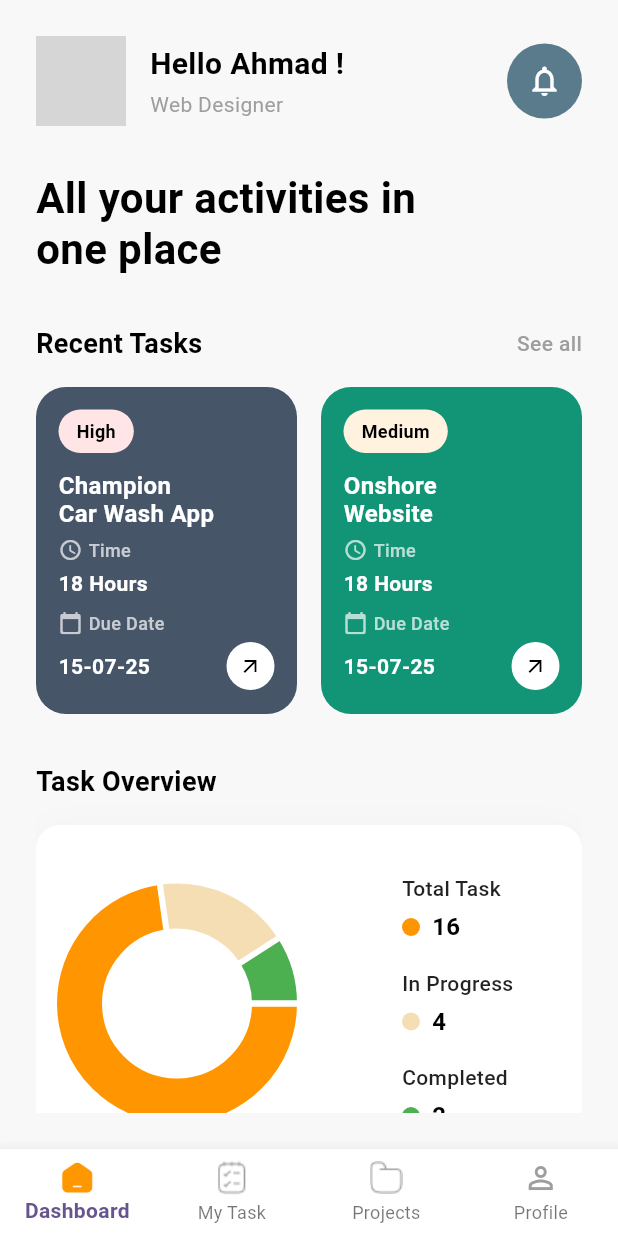
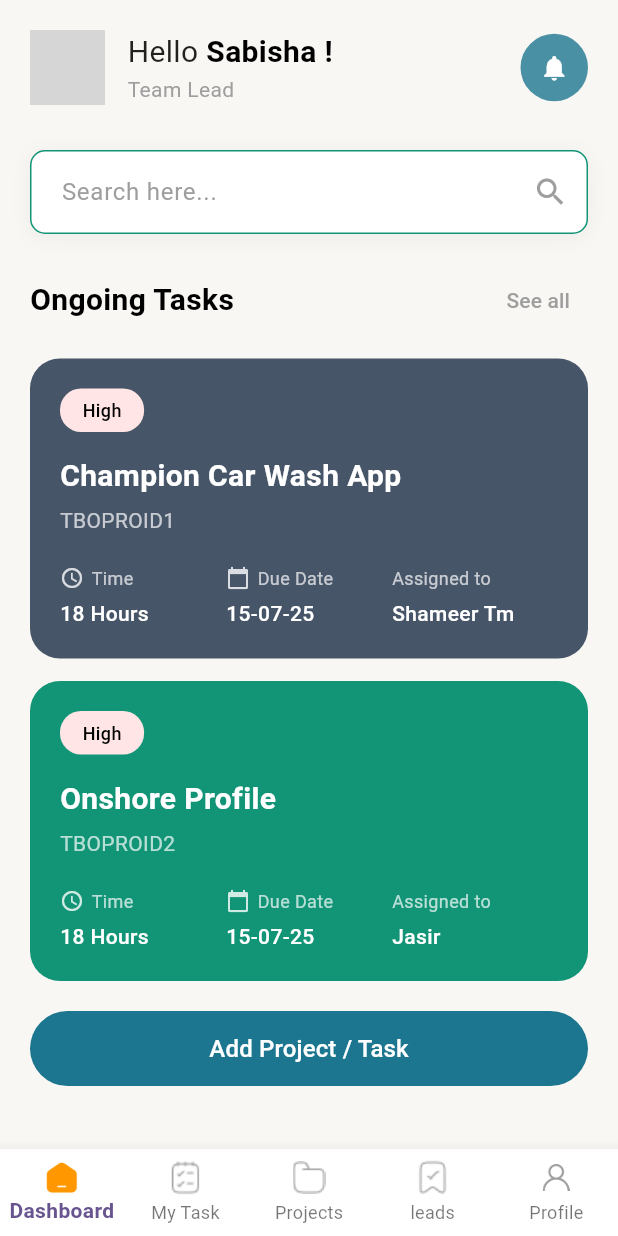
Before and after one commit to teambackoffice/tbo_app, a Flutter app: the screen it shows after launch, on a phone screen of 412 x 824 dp. Run offline on Flutter 3.47's test engine with Material 3 defaults, Android fonts, the phone set to English and light mode, and no system bars; drawn by our look-alikes of fl_chart; network calls fail; grey boxes are pictures that could not be loaded.

Commit message:
Admin Dashboard Page ui

```diff
--- a/lib/main.dart
+++ b/lib/main.dart
@@ -1,6 +1,5 @@
 import 'package:flutter/material.dart';
-import 'package:tbo_app/view/employee/bottom_navigation/bottom_navigation.dart';
-import 'package:tbo_app/view/employee/mainscreen/homepage.dart';
+import 'package:tbo_app/view/admin/bottom_navigation/bottom_navigation_admin.dart';
 
 void main() {
   runApp(const MyApp());
@@ -16,10 +15,9 @@ class MyApp extends StatelessWidget {
       debugShowCheckedModeBanner: false,
       title: 'Flutter Demo',
       theme: ThemeData(
-
         colorScheme: ColorScheme.fromSeed(seedColor: Colors.deepPurple),
       ),
-      home: const BottomNavigation(),
+      home: const AdminBottomNavigation(),
     );
   }
 }
--- /dev/null
+++ b/lib/view/admin/bottom_navigation/bottom_navigation_admin.dart
@@ -0,0 +1,100 @@
+import 'package:flutter/material.dart';
+import 'package:tbo_app/view/admin/dashboard/dashboard.dart';
+import 'package:tbo_app/view/admin/leads/leads.dart';
+import 'package:tbo_app/view/admin/profile/profile.dart';
+import 'package:tbo_app/view/admin/project/project.dart';
+import 'package:tbo_app/view/admin/task/task.dart';
+
+class AdminBottomNavigation extends StatefulWidget {
+  final int initialIndex;
+  const AdminBottomNavigation({super.key, this.initialIndex = 0});
+
+  @override
+  State<AdminBottomNavigation> createState() => _AdminBottomNavigationState();
+}
+
+class _AdminBottomNavigationState extends State<AdminBottomNavigation> {
+  int _selectedIndex = 0;
+
+  final List<Widget> _pages = [
+    const AdminDashboard(),
+    const AdminTaskPage(),
+    AdminProjects(),
+    const AdminLeads(),
+    const AdminProfile(),
+  ];
+  @override
+  void initState() {
+    // TODO: implement initState
+    super.initState();
+    _selectedIndex = widget.initialIndex;
+  }
+
+  void _onItemTapped(int index) {
+    setState(() {
+      _selectedIndex = index;
+    });
+  }
+
+  @override
+  Widget build(BuildContext context) {
+    return Scaffold(
+      body: _pages[_selectedIndex],
+      bottomNavigationBar: BottomNavigationBar(
+        currentIndex: _selectedIndex,
+        onTap: _onItemTapped,
+        type: BottomNavigationBarType.fixed,
+        backgroundColor: Colors.white,
+        elevation: 8,
+        selectedLabelStyle: const TextStyle(fontWeight: FontWeight.w600),
+        items: [
+          BottomNavigationBarItem(
+            icon: Image.asset(
+              'assets/home.png',
+              width: 24,
+              height: 24,
+              color: _selectedIndex == 0 ? Colors.orange : Colors.grey,
+            ),
+            label: "Dashboard",
+          ),
+          BottomNavigationBarItem(
+            icon: Image.asset(
+              'assets/task.png',
+              width: 24,
+              height: 24,
+              color: _selectedIndex == 1 ? Colors.orange : Colors.grey,
+            ),
+            label: "My Task",
+          ),
+          BottomNavigationBarItem(
+            icon: Image.asset(
+              'assets/projects.png',
+              width: 24,
+              height: 24,
+              color: _selectedIndex == 2 ? Colors.orange : Colors.grey,
+            ),
+            label: "Projects",
+          ),
+          BottomNavigationBarItem(
+            icon: Image.asset(
+              'assets/leads.png',
+              width: 24,
+              height: 24,
+              color: _selectedIndex == 3 ? Colors.orange : Colors.grey,
+            ),
+            label: "leads",
+          ),
+          BottomNavigationBarItem(
+            icon: Image.asset(
+              'assets/user.png',
+              width: 18,
+              height: 24,
+              color: _selectedIndex == 4 ? Colors.orange : Colors.grey,
+            ),
+            label: "Profile",
+          ),
+        ],
+      ),
+    );
+  }
+}
--- /dev/null
+++ b/lib/view/admin/dashboard/dashboard.dart
@@ -0,0 +1,421 @@
+import 'package:flutter/material.dart';
+
+class AdminDashboard extends StatelessWidget {
+  const AdminDashboard({super.key});
+
+  @override
+  Widget build(BuildContext context) {
+    return Scaffold(
+      backgroundColor: const Color(0xFFF9F7F3),
+      body: SafeArea(
+        child: SingleChildScrollView(
+          padding: const EdgeInsets.all(20),
+          child: Column(
+            crossAxisAlignment: CrossAxisAlignment.start,
+            children: [
+              // Header Section
+              Row(
+                children: [
+                  const CircleAvatar(
+                    radius: 25,
+                    backgroundImage: NetworkImage(
+                      'https://media.istockphoto.com/id/1481165140/photo/portrait-of-biracial-young-woman-smiling-and-using-laptop-in-bright-contemporary-office.jpg?s=612x612&w=0&k=20&c=p4WaudLa74dVkawzcjLnEqDnIO5EE7IZaJzUqav8wfE=',
+                    ),
+                  ),
+                  const SizedBox(width: 15),
+                  const Expanded(
+                    child: Column(
+                      crossAxisAlignment: CrossAxisAlignment.start,
+                      children: [
+                        Row(
+                          children: [
+                            Text(
+                              'Hello ',
+                              style: TextStyle(
+                                fontSize: 20,
+                                color: Colors.black87,
+                              ),
+                            ),
+                            Text(
+                              'Sabisha !',
+                              style: TextStyle(
+                                fontSize: 20,
+                                fontWeight: FontWeight.bold,
+                                color: Colors.black,
+                              ),
+                            ),
+                          ],
+                        ),
+                        Text(
+                          'Team Lead',
+                          style: TextStyle(fontSize: 14, color: Colors.grey),
+                        ),
+                      ],
+                    ),
+                  ),
+                  Container(
+                    width: 45,
+                    height: 45,
+                    decoration: const BoxDecoration(
+                      color: Color(0xFF4A90A4),
+                      shape: BoxShape.circle,
+                    ),
+                    child: const Icon(
+                      Icons.notifications,
+                      color: Colors.white,
+                      size: 20,
+                    ),
+                  ),
+                ],
+              ),
+
+              const SizedBox(height: 30),
+
+              // Search Bar
+              Container(
+                decoration: BoxDecoration(
+                  border: Border.all(color: Color(0xFF129476).withOpacity(1)),
+                  color: Colors.white,
+                  borderRadius: BorderRadius.circular(10),
+                  boxShadow: [
+                    BoxShadow(
+                      color: Colors.black.withOpacity(0.05),
+                      blurRadius: 10,
+                      offset: const Offset(0, 2),
+                    ),
+                  ],
+                ),
+                child: TextField(
+                  decoration: InputDecoration(
+                    hintText: 'Search here...',
+                    hintStyle: const TextStyle(
+                      color: Colors.grey,
+                      fontSize: 16,
+                    ),
+                    suffixIcon: const Icon(Icons.search, color: Colors.grey),
+                    border: InputBorder.none,
+                    contentPadding: const EdgeInsets.symmetric(
+                      horizontal: 20,
+                      vertical: 15,
+                    ),
+                  ),
+                ),
+              ),
+
+              const SizedBox(height: 20),
+
+              // Ongoing Tasks Section
+              Row(
+                mainAxisAlignment: MainAxisAlignment.spaceBetween,
+                children: [
+                  const Text(
+                    'Ongoing Tasks',
+                    style: TextStyle(
+                      fontSize: 20,
+                      fontWeight: FontWeight.bold,
+                      color: Colors.black,
+                    ),
+                  ),
+                  TextButton(
+                    onPressed: () {},
+                    child: const Text(
+                      'See all',
+                      style: TextStyle(color: Colors.grey, fontSize: 14),
+                    ),
+                  ),
+                ],
+              ),
+
+              const SizedBox(height: 15),
+
+              // Task Cards
+              _buildTaskCard(
+                title: 'Champion Car Wash App',
+                subtitle: 'TBOPROID1',
+                time: '18 Hours',
+                dueDate: '15-07-25',
+                assignedTo: 'Shameer Tm',
+                color: const Color(0xFF475569),
+                priority: 'High',
+              ),
+
+              const SizedBox(height: 15),
+
+              _buildTaskCard(
+                title: 'Onshore Profile',
+                subtitle: 'TBOPROID2',
+                time: '18 Hours',
+                dueDate: '15-07-25',
+                assignedTo: 'Jasir',
+                color: const Color(0xFF129476),
+                priority: 'High',
+              ),
+
+              const SizedBox(height: 20),
+
+              // Add Project/Task Button
+              SizedBox(
+                width: double.infinity,
+                height: 50,
+                child: ElevatedButton(
+                  onPressed: () {},
+                  style: ElevatedButton.styleFrom(
+                    backgroundColor: const Color(0xFF1C7690),
+                    shape: RoundedRectangleBorder(
+                      borderRadius: BorderRadius.circular(25),
+                    ),
+                    elevation: 0,
+                  ),
+                  child: const Text(
+                    'Add Project / Task',
+                    style: TextStyle(
+                      fontSize: 16,
+                      fontWeight: FontWeight.w500,
+                      color: Colors.white,
+                    ),
+                  ),
+                ),
+              ),
+
+              const SizedBox(height: 30),
+
+              // Team Members Section
+              Row(
+                mainAxisAlignment: MainAxisAlignment.spaceBetween,
+                children: [
+                  const Text(
+                    'Team Members',
+                    style: TextStyle(
+                      fontSize: 20,
+                      fontWeight: FontWeight.bold,
+                      color: Colors.black,
+                    ),
+                  ),
+                  TextButton(
+                    onPressed: () {},
+                    child: const Text(
+                      'View all',
+                      style: TextStyle(color: Colors.grey, fontSize: 14),
+                    ),
+                  ),
+                ],
+              ),
+
+              const SizedBox(height: 10),
+
+              // Team Members List
+              _buildTeamMember(
+                'Sabisha',
+                'Digital Marketing Manager',
+                'https://media.istockphoto.com/id/1481165140/photo/portrait-of-biracial-young-woman-smiling-and-using-laptop-in-bright-contemporary-office.jpg?s=612x612&w=0&k=20&c=p4WaudLa74dVkawzcjLnEqDnIO5EE7IZaJzUqav8wfE=',
+              ),
+              _buildTeamMember(
+                'Zidan',
+                'SEO Specialist',
+                'https://images.unsplash.com/photo-1507003211169-0a1dd7228f2d?ixlib=rb-4.0.3&ixid=M3wxMjA3fDB8MHxwaG90by1wYWdlfHx8fGVufDB8fHx8fA%3D%3D&auto=format&fit=crop&w=1287&q=80',
+              ),
+              _buildTeamMember(
+                'Shameer',
+                'Graphic Designer',
+                'https://images.unsplash.com/photo-1472099645785-5658abf4ff4e?ixlib=rb-4.0.3&ixid=M3wxMjA3fDB8MHxwaG90by1wYWdlfHx8fGVufDB8fHx8fA%3D%3D&auto=format&fit=crop&w=1170&q=80',
+              ),
+              _buildTeamMember(
+                'Ajmal',
+                'Product Designer',
+                'https://images.unsplash.com/photo-1500648767791-00dcc994a43e?ixlib=rb-4.0.3&ixid=M3wxMjA3fDB8MHxwaG90by1wYWdlfHx8fGVufDB8fHx8fA%3D%3D&auto=format&fit=crop&w=1287&q=80',
+              ),
+              _buildTeamMember(
+                'Thanha',
+                'Content Creator',
+                'https://images.unsplash.com/photo-1438761681033-6461ffad8d80?ixlib=rb-4.0.3&ixid=M3wxMjA3fDB8MHxwaG90by1wYWdlfHx8fGVufDB8fHx8fA%3D%3D&auto=format&fit=crop&w=1170&q=80',
+              ),
+
+              const SizedBox(height: 20),
+            ],
+          ),
+        ),
+      ),
+    );
+  }
+
+  Widget _buildTaskCard({
+    required String title,
+    required String subtitle,
+    required String time,
+    required String dueDate,
+    required String assignedTo,
+    required Color color,
+    required String priority,
+  }) {
+    return Container(
+      padding: const EdgeInsets.all(20),
+      decoration: BoxDecoration(
+        color: color,
+        borderRadius: BorderRadius.circular(20),
+      ),
+      child: Column(
+        crossAxisAlignment: CrossAxisAlignment.start,
+        children: [
+          Row(
+            children: [
+              Container(
+                padding: const EdgeInsets.symmetric(
+                  horizontal: 15,
+                  vertical: 6,
+                ),
+                decoration: BoxDecoration(
+                  color: Color(0xFFFFE5E5),
+                  borderRadius: BorderRadius.circular(14),
+                ),
+                child: Text(
+                  priority,
+                  style: const TextStyle(
+                    fontSize: 12,
+                    fontWeight: FontWeight.w500,
+                    color: Colors.black,
+                  ),
+                ),
+              ),
+            ],
+          ),
+          const SizedBox(height: 15),
+          Text(
+            title,
+            style: const TextStyle(
+              fontSize: 20,
+              fontWeight: FontWeight.bold,
+              color: Colors.white,
+            ),
+          ),
+          const SizedBox(height: 5),
+          Text(
+            subtitle,
+            style: const TextStyle(fontSize: 14, color: Colors.white70),
+          ),
+          const SizedBox(height: 20),
+          Row(
+            children: [
+              Expanded(
+                child: Column(
+                  crossAxisAlignment: CrossAxisAlignment.start,
+                  children: [
+                    Row(
+                      children: [
+                        Icon(
+                          Icons.access_time,
+                          size: 16,
+                          color: Colors.white.withOpacity(0.8),
+                        ),
+                        const SizedBox(width: 5),
+                        const Text(
+                          'Time',
+                          style: TextStyle(fontSize: 12, color: Colors.white70),
+                        ),
+                      ],
+                    ),
+                    const SizedBox(height: 5),
+                    Text(
+                      time,
+                      style: const TextStyle(
+                        fontSize: 14,
+                        fontWeight: FontWeight.w500,
+                        color: Colors.white,
+                      ),
+                    ),
+                  ],
+                ),
+              ),
+              Expanded(
+                child: Column(
+                  crossAxisAlignment: CrossAxisAlignment.start,
+                  children: [
+                    Row(
+                      children: [
+                        Icon(
+                          Icons.calendar_today,
+                          size: 16,
+                          color: Colors.white.withOpacity(0.8),
+                        ),
+                        const SizedBox(width: 5),
+                        const Text(
+                          'Due Date',
+                          style: TextStyle(fontSize: 12, color: Colors.white70),
+                        ),
+                      ],
+                    ),
+                    const SizedBox(height: 5),
+                    Text(
+                      dueDate,
+                      style: const TextStyle(
+                        fontSize: 14,
+                        fontWeight: FontWeight.w500,
+                        color: Colors.white,
+                      ),
+                    ),
+                  ],
+                ),
+              ),
+              Expanded(
+                child: Column(
+                  crossAxisAlignment: CrossAxisAlignment.start,
+                  children: [
+                    const Text(
+                      'Assigned to',
+                      style: TextStyle(fontSize: 12, color: Colors.white70),
+                    ),
+                    const SizedBox(height: 5),
+                    Text(
+                      assignedTo,
+                      style: const TextStyle(
+                        fontSize: 14,
+                        fontWeight: FontWeight.w500,
+                        color: Colors.white,
+                      ),
+                    ),
+                  ],
+                ),
+              ),
+            ],
+          ),
+        ],
+      ),
+    );
+  }
+
+  Widget _buildTeamMember(String name, String role, String imageUrl) {
+    return Card(
+      color: Colors.white,
+      shape: RoundedRectangleBorder(borderRadius: BorderRadius.circular(18)),
+      margin: const EdgeInsets.only(bottom: 15),
+      child: Padding(
+        padding: const EdgeInsets.all(12),
+        child: Row(
+          children: [
+            CircleAvatar(radius: 25, backgroundImage: NetworkImage(imageUrl)),
+            const SizedBox(width: 15),
+            Expanded(
+              child: Column(
+                crossAxisAlignment: CrossAxisAlignment.start,
+                children: [
+                  Text(
+                    name,
+                    style: const TextStyle(
+                      fontSize: 16,
+                      fontWeight: FontWeight.w600,
+                      color: Colors.black,
+                    ),
+                  ),
+                  const SizedBox(height: 2),
+                  Text(
+                    role,
+                    style: const TextStyle(fontSize: 14, color: Colors.grey),
+                  ),
+                ],
+              ),
+            ),
+          ],
+        ),
+      ),
+    );
+  }
+}
--- /dev/null
+++ b/lib/view/admin/leads/leads.dart
@@ -0,0 +1,13 @@
+import 'package:flutter/material.dart';
+
+class AdminLeads extends StatelessWidget {
+  const AdminLeads({super.key});
+
+  @override
+  Widget build(BuildContext context) {
+    return Scaffold(
+      appBar: AppBar(title: Text('Admin Leads')),
+      body: Center(child: Text('Admin Leads Page')),
+    );
+  }
+}
--- /dev/null
+++ b/lib/view/admin/profile/profile.dart
@@ -0,0 +1,10 @@
+import 'package:flutter/material.dart';
+
+class AdminProfile extends StatelessWidget {
+  const AdminProfile({super.key});
+
+  @override
+  Widget build(BuildContext context) {
+    return const Scaffold(body: Center(child: Text('Admin Profile')));
+  }
+}
--- /dev/null
+++ b/lib/view/admin/project/project.dart
@@ -0,0 +1,10 @@
+import 'package:flutter/material.dart';
+
+class AdminProjects extends StatelessWidget {
+  const AdminProjects({super.key});
+
+  @override
+  Widget build(BuildContext context) {
+    return const Scaffold(body: Center(child: Text("Projects")));
+  }
+}
--- /dev/null
+++ b/lib/view/admin/task/task.dart
@@ -0,0 +1,10 @@
+import 'package:flutter/material.dart';
+
+class AdminTaskPage extends StatelessWidget {
+  const AdminTaskPage({super.key});
+
+  @override
+  Widget build(BuildContext context) {
+    return const Scaffold(body: Center(child: Text('Admin Task Page')));
+  }
+}
--- a/lib/view/employee/bottom_navigation/bottom_navigation.dart
+++ b/lib/view/employee/bottom_navigation/bottom_navigation_emply.dart
@@ -1,18 +1,19 @@
 import 'package:flutter/material.dart';
-import 'package:tbo_app/view/employee/mainscreen/homepage.dart';
+import 'package:tbo_app/view/employee/dashboard/homepage.dart';
 import 'package:tbo_app/view/employee/profile/profile.dart';
 import 'package:tbo_app/view/employee/projects/projects.dart';
 import 'package:tbo_app/view/employee/task_page/task_page.dart';
 
-class BottomNavigation extends StatefulWidget {
+class EmployeeBottomNavigation extends StatefulWidget {
   final int initialIndex;
-  const BottomNavigation({super.key, this.initialIndex = 0});
+  const EmployeeBottomNavigation({super.key, this.initialIndex = 0});
 
   @override
-  State<BottomNavigation> createState() => _BottomNavigationState();
+  State<EmployeeBottomNavigation> createState() =>
+      _EmployeeBottomNavigationState();
 }
 
-class _BottomNavigationState extends State<BottomNavigation> {
+class _EmployeeBottomNavigationState extends State<EmployeeBottomNavigation> {
   int _selectedIndex = 0;
 
   final List<Widget> _pages = [
@@ -74,8 +75,10 @@ class _BottomNavigationState extends State<BottomNavigation> {
             label: "Projects",
           ),
           BottomNavigationBarItem(
-            icon: Icon(
-              Icons.person_outline_sharp,
+            icon: Image.asset(
+              'assets/user.png',
+              width: 18,
+              height: 24,
               color: _selectedIndex == 3 ? Colors.orange : Colors.grey,
             ),
             label: "Profile",
--- a/lib/view/employee/mainscreen/homepage.dart
+++ b/lib/view/employee/dashboard/homepage.dart
@@ -1,9 +1,9 @@
 import 'package:fl_chart/fl_chart.dart';
 import 'package:flutter/material.dart';
-import 'package:tbo_app/view/employee/bottom_navigation/bottom_navigation.dart';
-import 'package:tbo_app/view/employee/mainscreen/high_task_details.dart';
-import 'package:tbo_app/view/employee/mainscreen/medium_task_details.dart';
-import 'package:tbo_app/view/employee/mainscreen/notification/notification.dart';
+import 'package:tbo_app/view/employee/bottom_navigation/bottom_navigation_emply.dart';
+import 'package:tbo_app/view/employee/dashboard/high_task_details.dart';
+import 'package:tbo_app/view/employee/dashboard/medium_task_details.dart';
+import 'package:tbo_app/view/employee/dashboard/notification/notification.dart';
 
 class Homepage extends StatelessWidget {
   final Function(int)? onTabChange;
@@ -137,7 +137,7 @@ class Homepage extends StatelessWidget {
                           context,
                           MaterialPageRoute(
                             builder: (context) =>
-                                const BottomNavigation(initialIndex: 1),
+                                const EmployeeBottomNavigation(initialIndex: 1),
                           ),
                         );
                       },
```
Also changed, not shown: assets/leads.png (added), assets/user.png (added), lib/view/employee/dashboard/high_task_details.dart (renamed from lib/view/employee/mainscreen/high_task_details.dart), lib/view/employee/dashboard/medium_task_details.dart (renamed from lib/view/employee/mainscreen/medium_task_details.dart), lib/view/employee/dashboard/notification/notification.dart (renamed from lib/view/employee/mainscreen/notification/notification.dart).
